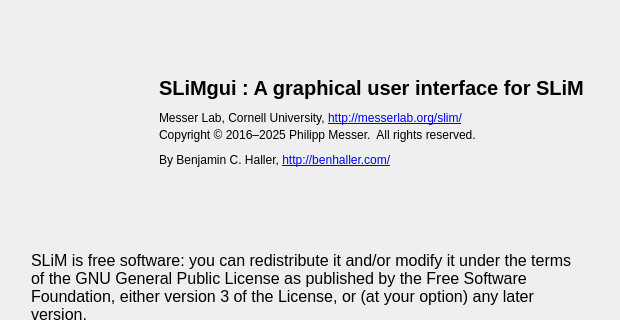
Before: the Qt Designer form QtSLiM/QtSLiMAbout.ui in MesserLab/SLiM, drawn with Qt 5; both pictures show x 0 to 620 and y 0 to 320 of the 620 by 554 pixel window.
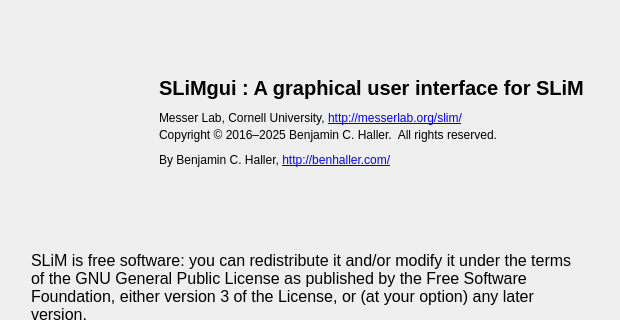
After: the same form once the commit is applied. Icons and pictures are not drawn. Custom widgets are drawn as their Qt base class.

Commit message: shift copyrights as discussed

```diff
--- a/QtSLiM/QtSLiMAbout.ui
+++ b/QtSLiM/QtSLiMAbout.ui
@@ -131,7 +131,7 @@
          <item>
           <widget class="QLabel" name="label_3">
            <property name="text">
-            <string>Copyright © 2016–2025 Philipp Messer.  All rights reserved.</string>
+            <string>Copyright © 2016–2025 Benjamin C. Haller.  All rights reserved.</string>
            </property>
           </widget>
          </item>
```
The commit also changes 284 other files.
